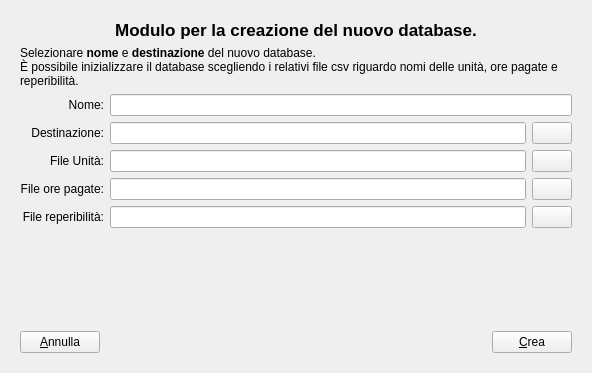
This is databasewizard.ui in gcala/GestioneCompetenzeMedici as Qt 5 draws it before an edit. The edited form follows.
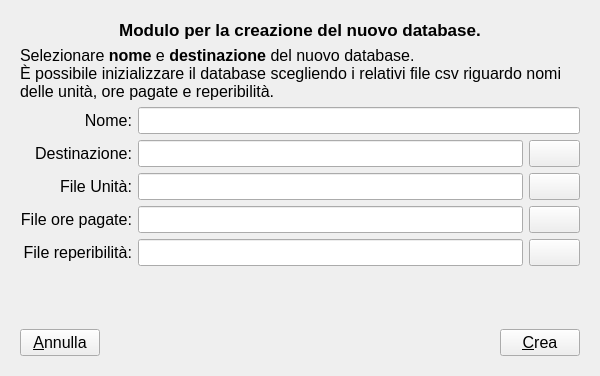
This is the edited form. The open tabs and pages were chosen to show the change. Icons and pictures are not drawn.

Diff of the .ui file:
```diff
--- a/databasewizard.ui
+++ b/databasewizard.ui
@@ -6,8 +6,8 @@
    <rect>
     <x>0</x>
     <y>0</y>
-    <width>592</width>
-    <height>373</height>
+    <width>600</width>
+    <height>376</height>
    </rect>
   </property>
   <property name="windowTitle">
@@ -393,6 +393,11 @@
        </item>
        <item>
         <widget class="QLabel" name="label_2">
+         <property name="font">
+          <font>
+           <pointsize>12</pointsize>
+          </font>
+         </property>
          <property name="text">
           <string>&lt;html&gt;&lt;head/&gt;&lt;body&gt;&lt;p&gt;Selezionare &lt;span style=&quot; font-weight:600;&quot;&gt;nome&lt;/span&gt; e &lt;span style=&quot; font-weight:600;&quot;&gt;destinazione&lt;/span&gt; del nuovo database.&lt;br/&gt;È possibile inizializzare il database scegliendo i relativi file csv riguardo nomi delle unità, ore pagate e reperibilità.&lt;/p&gt;&lt;/body&gt;&lt;/html&gt;</string>
          </property>
@@ -405,6 +410,11 @@
         <layout class="QGridLayout" name="gridLayout">
          <item row="0" column="0">
           <widget class="QLabel" name="label_3">
+           <property name="font">
+            <font>
+             <pointsize>12</pointsize>
+            </font>
+           </property>
            <property name="text">
             <string>Nome:</string>
            </property>
@@ -414,10 +424,21 @@
           </widget>
          </item>
          <item row="0" column="1" colspan="2">
-          <widget class="QLineEdit" name="dbName"/>
+          <widget class="QLineEdit" name="dbName">
+           <property name="font">
+            <font>
+             <pointsize>12</pointsize>
+            </font>
+           </property>
+          </widget>
          </item>
          <item row="1" column="0">
           <widget class="QLabel" name="label_4">
+           <property name="font">
+            <font>
+             <pointsize>12</pointsize>
+            </font>
+           </property>
            <property name="text">
             <string>Destinazione:</string>
            </property>
@@ -428,6 +449,11 @@
          </item>
          <item row="1" column="1">
           <widget class="QLineEdit" name="dbDest">
+           <property name="font">
+            <font>
+             <pointsize>12</pointsize>
+            </font>
+           </property>
            <property name="readOnly">
             <bool>true</bool>
            </property>
@@ -435,6 +461,11 @@
          </item>
          <item row="1" column="2">
           <widget class="QPushButton" name="destBrowse">
+           <property name="font">
+            <font>
+             <pointsize>12</pointsize>
+            </font>
+           </property>
            <property name="text">
             <string/>
            </property>
@@ -446,6 +477,11 @@
          </item>
          <item row="2" column="0">
           <widget class="QLabel" name="label_5">
+           <property name="font">
+            <font>
+             <pointsize>12</pointsize>
+            </font>
+           </property>
            <property name="text">
             <string>File Unità:</string>
            </property>
@@ -456,6 +492,11 @@
          </item>
          <item row="2" column="1">
           <widget class="QLineEdit" name="unitsCSV">
+           <property name="font">
+            <font>
+             <pointsize>12</pointsize>
+            </font>
+           </property>
            <property name="readOnly">
             <bool>true</bool>
            </property>
@@ -463,6 +504,11 @@
          </item>
          <item row="2" column="2">
           <widget class="QPushButton" name="unitsBrowse">
+           <property name="font">
+            <font>
+             <pointsize>12</pointsize>
+            </font>
+           </property>
            <property name="text">
             <string/>
            </property>
@@ -474,6 +520,11 @@
          </item>
          <item row="3" column="0">
           <widget class="QLabel" name="label_6">
+           <property name="font">
+            <font>
+             <pointsize>12</pointsize>
+            </font>
+           </property>
            <property name="text">
             <string>File ore pagate:</string>
            </property>
@@ -484,6 +535,11 @@
          </item>
          <item row="3" column="1">
           <widget class="QLineEdit" name="payloadCSV">
+           <property name="font">
+            <font>
+             <pointsize>12</pointsize>
+            </font>
+           </property>
            <property name="readOnly">
             <bool>true</bool>
            </property>
@@ -491,6 +547,11 @@
          </item>
          <item row="3" column="2">
           <widget class="QPushButton" name="payloadBrowse">
+           <property name="font">
+            <font>
+             <pointsize>12</pointsize>
+            </font>
+           </property>
            <property name="text">
             <string/>
            </property>
@@ -502,6 +563,11 @@
          </item>
          <item row="4" column="0">
           <widget class="QLabel" name="label_7">
+           <property name="font">
+            <font>
+             <pointsize>12</pointsize>
+            </font>
+           </property>
            <property name="text">
             <string>File reperibilità:</string>
            </property>
@@ -512,6 +578,11 @@
          </item>
          <item row="4" column="1">
           <widget class="QLineEdit" name="repsCSV">
+           <property name="font">
+            <font>
+             <pointsize>12</pointsize>
+            </font>
+           </property>
            <property name="readOnly">
             <bool>true</bool>
            </property>
@@ -519,6 +590,11 @@
          </item>
          <item row="4" column="2">
           <widget class="QPushButton" name="repsBrowse">
+           <property name="font">
+            <font>
+             <pointsize>12</pointsize>
+            </font>
+           </property>
            <property name="text">
             <string/>
            </property>
@@ -547,6 +623,11 @@
         <layout class="QHBoxLayout" name="horizontalLayout">
          <item>
           <widget class="QPushButton" name="cancelNewButton">
+           <property name="font">
+            <font>
+             <pointsize>12</pointsize>
+            </font>
+           </property>
            <property name="text">
             <string>&amp;Annulla</string>
            </property>
@@ -571,6 +652,11 @@
          </item>
          <item>
           <widget class="QPushButton" name="createButton">
+           <property name="font">
+            <font>
+             <pointsize>12</pointsize>
+            </font>
+           </property>
            <property name="text">
             <string>&amp;Crea</string>
            </property>
```
Left out of the diff: 88 changed lines with no effect on the pictures.
